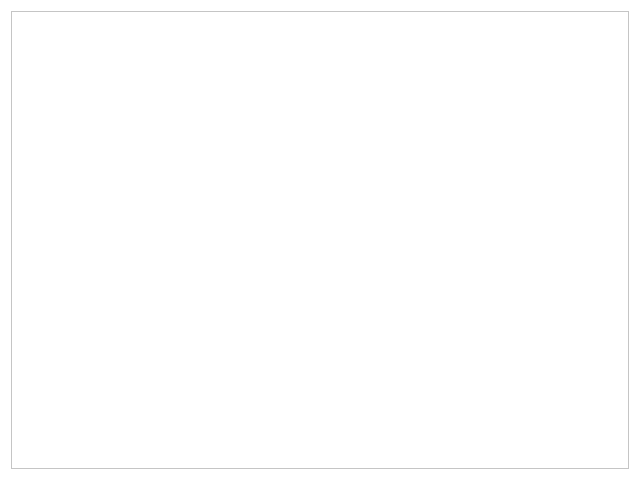
First picture: the form in CaX/dialog/aboutdialog.ui, repository fsest4u/CaX_03, before the edit.
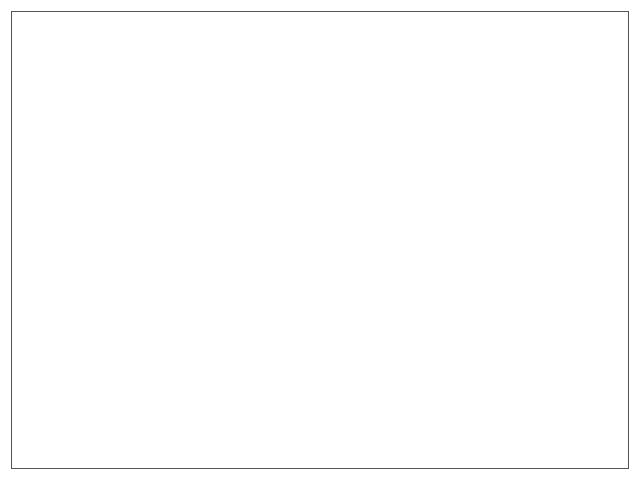
Second picture: the form after the edit.

Commit message: about - 글자 및 테두리 색상 변경, 커버아트 검색창 최소크기 변경, 장치목록 문구 최소높이 제한 삭제, 정렬버튼 문구 스타일 변경, 홈페이지 문구 최소너비 제한 삭제, 아이콘리스트 좌측 여백 변경

What changed in the file:
```diff
--- a/CaX/dialog/aboutdialog.ui
+++ b/CaX/dialog/aboutdialog.ui
@@ -33,6 +33,14 @@
        <family>Segoe UI</family>
       </font>
      </property>
+     <property name="styleSheet">
+      <string notr="true">QTextEdit
+{
+color: #545454;
+border: 1px solid #545454;
+}
+</string>
+     </property>
     </widget>
    </item>
   </layout>
```
The commit also changes 7 other files.
